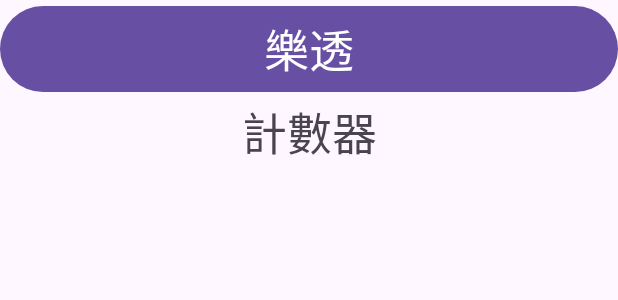
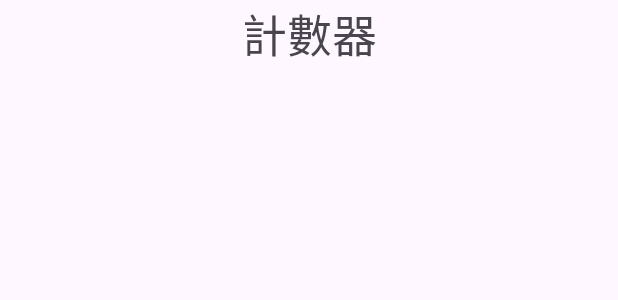
Before and after one commit to s1120321/My1, an Android app: the layout activity_main.xml on its own in the app's theme, with its tools: preview values and no code run, on a phone screen of 412 x 824 dp. Shown: the top 300 px of the screen. Run offline under Robolectric (Android 15) with nearby library versions, the phone set to English and light mode, and no system bars.

```diff
--- a/app/src/main/res/layout/activity_main.xml
+++ b/app/src/main/res/layout/activity_main.xml
@@ -10,14 +10,7 @@
     >
 
 
-    <Button
-        android:id="@+id/btn"
-        android:layout_width="match_parent"
-        android:layout_height="wrap_content"
-        android:onClick="happy"
-        android:text="樂透"
-        android:textSize="30sp"
-        />
+
 
     <TextView
         android:id="@+id/txv"
```
